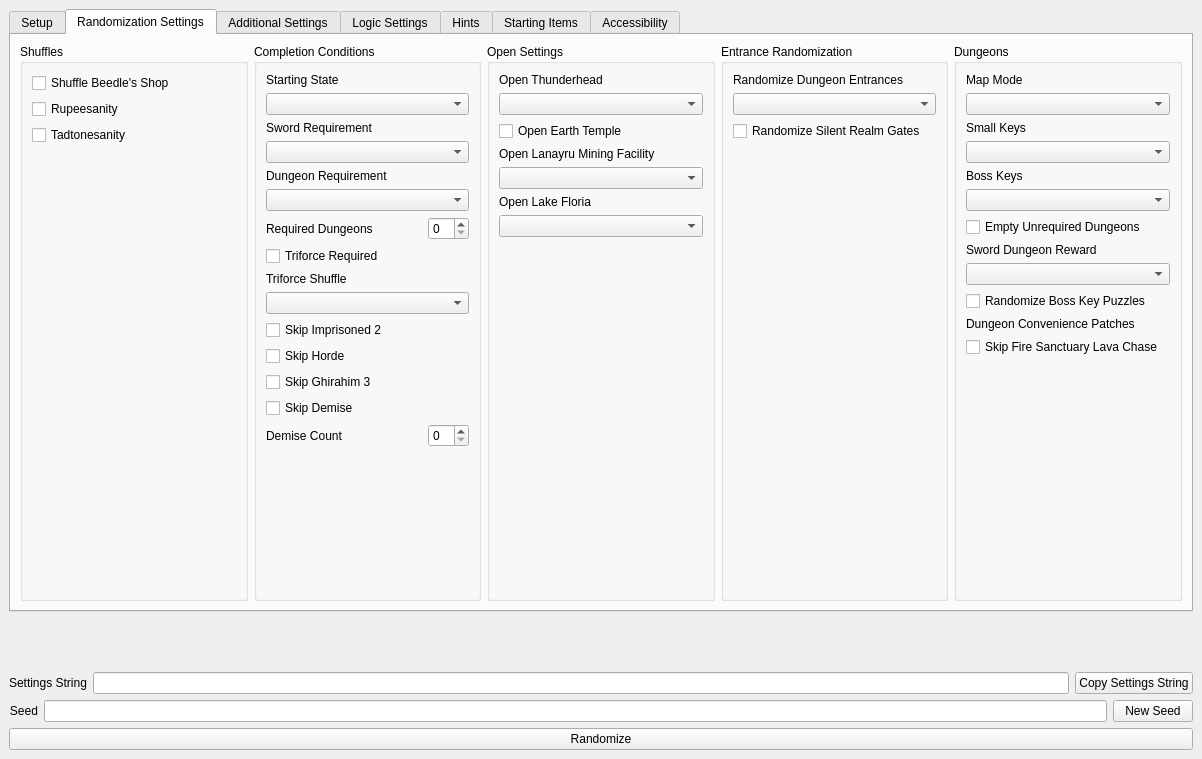
This is gui/randogui.ui in ssrando/ssrando as Qt 5 draws it before an edit. The edited form follows.
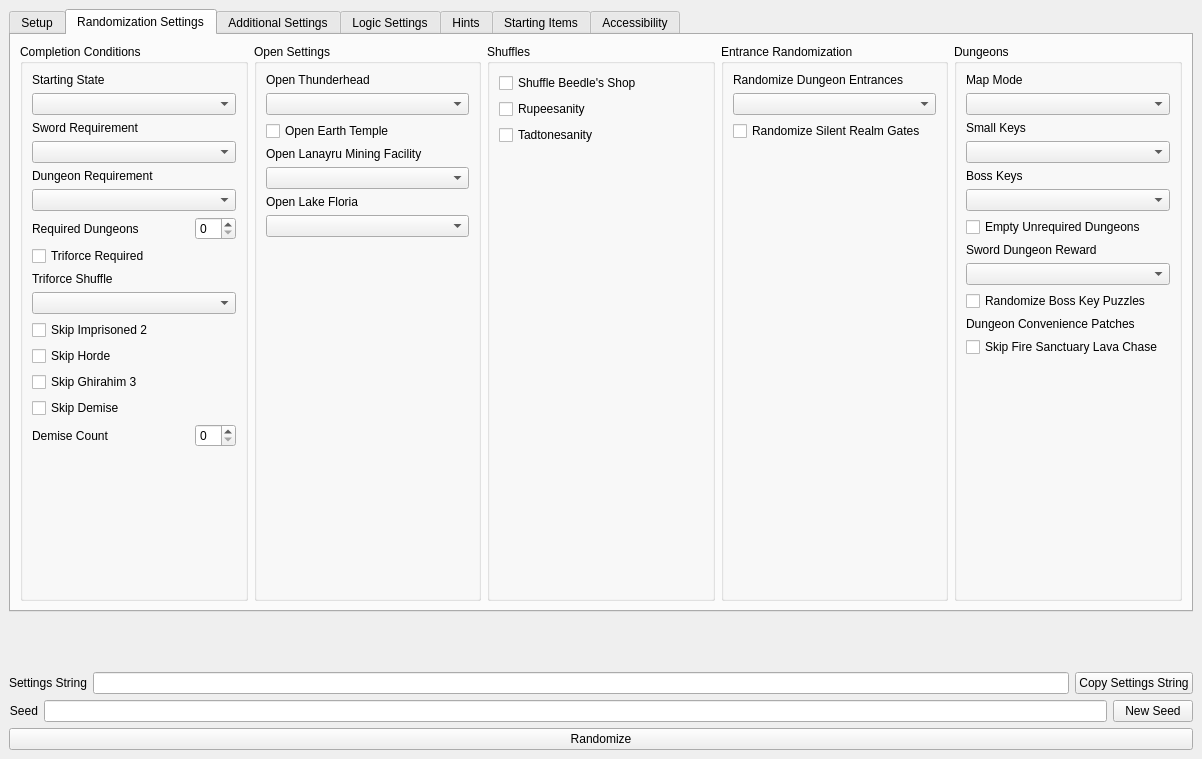
This is the edited form.

Commit message: rearrange main setting panels

Diff of the .ui file:
```diff
--- a/gui/randogui.ui
+++ b/gui/randogui.ui
@@ -503,59 +503,6 @@
         <string>Randomization Settings</string>
        </attribute>
        <layout class="QHBoxLayout" name="horizontalLayout_7">
-        <item>
-         <widget class="QGroupBox" name="box_shuffles">
-          <property name="sizePolicy">
-           <sizepolicy hsizetype="Expanding" vsizetype="Preferred">
-            <horstretch>0</horstretch>
-            <verstretch>0</verstretch>
-           </sizepolicy>
-          </property>
-          <property name="title">
-           <string>Shuffles</string>
-          </property>
-          <layout class="QVBoxLayout" name="verticalLayout_17">
-           <item>
-            <layout class="QVBoxLayout" name="vlay_shuffles">
-             <item>
-              <widget class="QCheckBox" name="option_shopsanity">
-               <property name="text">
-                <string>Shuffle Beedle's Shop</string>
-               </property>
-              </widget>
-             </item>
-             <item>
-              <widget class="QCheckBox" name="option_rupeesanity">
-               <property name="text">
-                <string>Rupeesanity</string>
-               </property>
-              </widget>
-             </item>
-             <item>
-              <widget class="QCheckBox" name="option_tadtonesanity">
-               <property name="text">
-                <string>Tadtonesanity</string>
-               </property>
-              </widget>
-             </item>
-             <item>
-              <spacer name="vspace_shuffles">
-               <property name="orientation">
-                <enum>Qt::Vertical</enum>
-               </property>
-               <property name="sizeHint" stdset="0">
-                <size>
-                 <width>20</width>
-                 <height>40</height>
-                </size>
-               </property>
-              </spacer>
-             </item>
-            </layout>
-           </item>
-          </layout>
-         </widget>
-        </item>
         <item>
          <widget class="QGroupBox" name="box_completion">
           <property name="sizePolicy">
@@ -814,6 +761,59 @@
           </layout>
          </widget>
         </item>
+        <item>
+         <widget class="QGroupBox" name="box_shuffles">
+          <property name="sizePolicy">
+           <sizepolicy hsizetype="Expanding" vsizetype="Preferred">
+            <horstretch>0</horstretch>
+            <verstretch>0</verstretch>
+           </sizepolicy>
+          </property>
+          <property name="title">
+           <string>Shuffles</string>
+          </property>
+          <layout class="QVBoxLayout" name="verticalLayout_17">
+           <item>
+            <layout class="QVBoxLayout" name="vlay_shuffles">
+             <item>
+              <widget class="QCheckBox" name="option_shopsanity">
+               <property name="text">
+                <string>Shuffle Beedle's Shop</string>
+               </property>
+              </widget>
+             </item>
+             <item>
+              <widget class="QCheckBox" name="option_rupeesanity">
+               <property name="text">
+                <string>Rupeesanity</string>
+               </property>
+              </widget>
+             </item>
+             <item>
+              <widget class="QCheckBox" name="option_tadtonesanity">
+               <property name="text">
+                <string>Tadtonesanity</string>
+               </property>
+              </widget>
+             </item>
+             <item>
+              <spacer name="vspace_shuffles">
+               <property name="orientation">
+                <enum>Qt::Vertical</enum>
+               </property>
+               <property name="sizeHint" stdset="0">
+                <size>
+                 <width>20</width>
+                 <height>40</height>
+                </size>
+               </property>
+              </spacer>
+             </item>
+            </layout>
+           </item>
+          </layout>
+         </widget>
+        </item>
         <item>
          <widget class="QGroupBox" name="box_entrance_rando">
           <property name="sizePolicy">
```
The commit also changes 1 other file.
